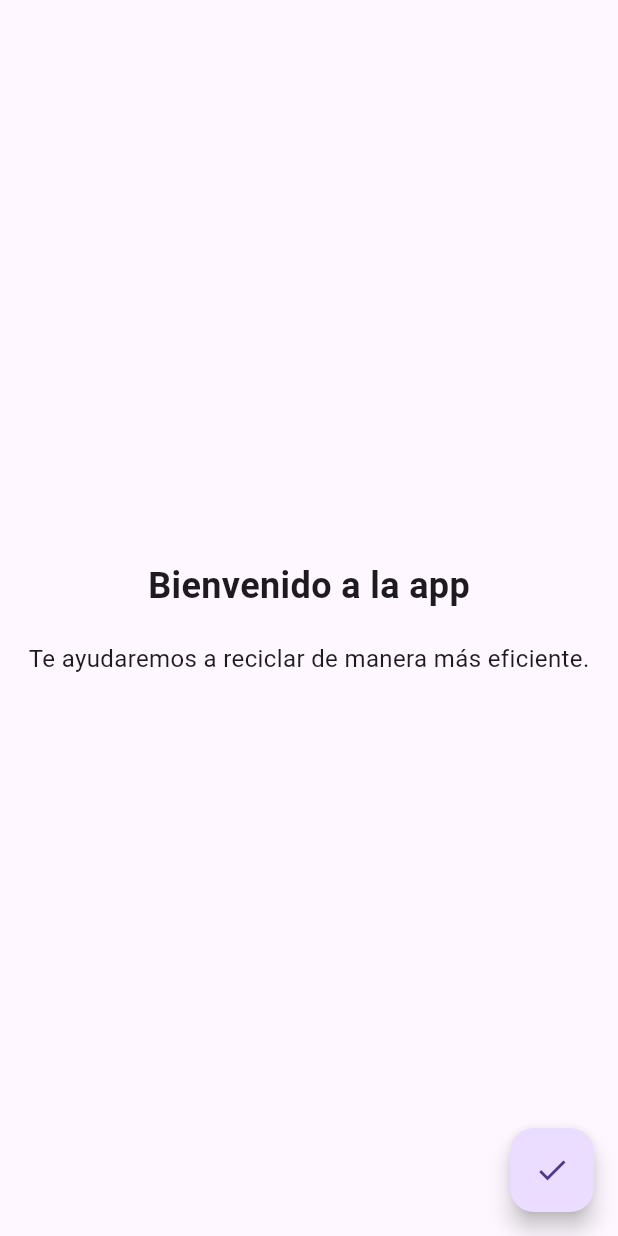
After one commit to DulceST/ProyectoMoviles, a Flutter app: the OnboardingScreen screen opened by its route, on a phone screen of 412 x 824 dp. The commit adds this screen. Run offline on Flutter 3.47's test engine with Material 3 defaults, Android fonts, the phone set to English and light mode, and no system bars; our stand-ins replace cloud_firestore, convex_bottom_bar, firebase_auth, firebase_core, font_awesome_flutter, geocoding and 2 more; missing offline and left inert: animated_floating_buttons; accounts and stored records are empty.

Commit message:
Guarda el estado si ya se vio el onboarding

```diff
--- a/lib/main.dart
+++ b/lib/main.dart
@@ -3,6 +3,7 @@ import 'package:flutter/material.dart';
 import 'package:proyecto_moviles/screens/add_location_screen.dart';
 import 'package:proyecto_moviles/screens/home_screen.dart';
 import 'package:proyecto_moviles/screens/login_screen.dart';
+import 'package:proyecto_moviles/screens/onboarding_screen.dart';
 import 'package:proyecto_moviles/screens/recycling_map_screen.dart';
 import 'package:proyecto_moviles/screens/register_screen.dart';
 
@@ -26,6 +27,7 @@ class MainApp extends StatelessWidget {
        "/add_location": (context) => AddLocationScreen(),
        "/login": (context) => const LoginScreen(),
        "/register": (context) => const RegisterScreen(),
+       "/onboarding": (context) => OnboardingScreen(),
       },
     );
   }
--- a/lib/screens/add_location_screen.dart
+++ b/lib/screens/add_location_screen.dart
@@ -1,6 +1,6 @@
 import 'package:flutter/material.dart';
 import 'package:google_maps_flutter/google_maps_flutter.dart';
-import 'package:cloud_firestore/cloud_firestore.dart';
+
 import 'package:geocoding/geocoding.dart'; // Importa el paquete de geocodificación
 import 'package:proyecto_moviles/firebase/database_location.dart';
 import 'dart:async';
--- a/lib/screens/home_screen.dart
+++ b/lib/screens/home_screen.dart
@@ -29,8 +29,6 @@ final GlobalKey<AnimatedFloatingActionButtonState> key =GlobalKey<AnimatedFloati
           }
         },
       ),
-
-
     );
   }
 }
--- /dev/null
+++ b/lib/screens/onboarding_screen.dart
@@ -0,0 +1,48 @@
+import 'package:flutter/material.dart';
+import 'package:shared_preferences/shared_preferences.dart';
+
+class OnboardingScreen extends StatelessWidget {
+  const OnboardingScreen({super.key});
+
+  @override
+  Widget build(BuildContext context) {
+    return Scaffold(
+      body: PageView(
+        children: [
+          _buildPage(
+            title: 'Bienvenido a la app',
+            description: 'Te ayudaremos a reciclar de manera más eficiente.',
+          ),
+          _buildPage(
+            title: 'Selecciona el material',
+            description: 'Elige el material que reciclas más a menudo.',
+          ),
+          _buildPage(
+            title: 'Completa tu perfil',
+            description: 'Ingresa algunos datos para personalizar tu experiencia.',
+          ),
+        ],
+      ),
+      floatingActionButton: FloatingActionButton(
+        onPressed: () async {
+          SharedPreferences prefs = await SharedPreferences.getInstance();
+          prefs.setBool('isOnboardingCompleted', true);
+
+          Navigator.pushReplacementNamed(context, '/home');
+        },
+        child: const Icon(Icons.check),
+      ),
+    );
+  }
+
+  Widget _buildPage({required String title, required String description}) {
+    return Column(
+      mainAxisAlignment: MainAxisAlignment.center,
+      children: [
+        Text(title, style: TextStyle(fontSize: 24, fontWeight: FontWeight.bold)),
+        SizedBox(height: 20),
+        Text(description, style: TextStyle(fontSize: 16)),
+      ],
+    );
+  }
+}
--- a/pubspec.yaml
+++ b/pubspec.yaml
@@ -28,6 +28,8 @@ dependencies:
   firebase_auth:
   flutter_form_builder:
   csc_picker:
+  supabase_flutter:
+  shared_preferences:
 
 
 dev_dependencies:
```
Also changed, not shown: lib/screens/login_screen.dart (+19 -3 lines), lib/services/database_service.dart (added, +73 -0 lines), lib/utils/auth.dart (+9 -0 lines), pubspec.lock, 5 other files.
